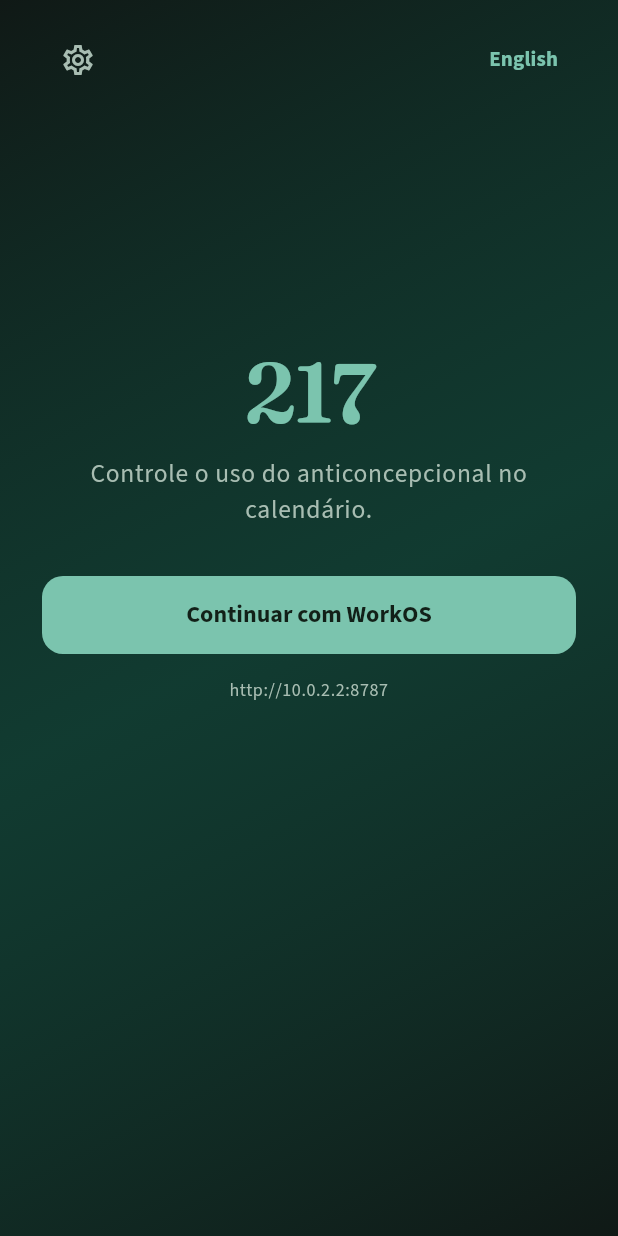
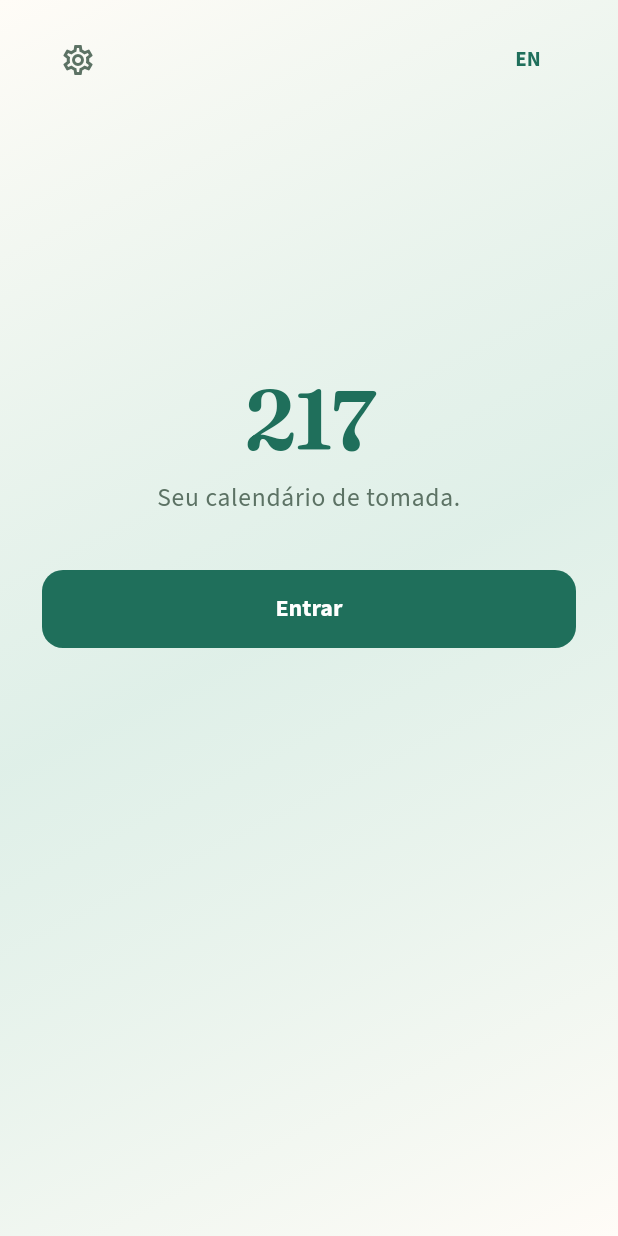
Before and after one commit to jobucaldas/217, a Flutter app: the screen it shows after launch, on a phone screen of 412 x 824 dp. Run offline on Flutter 3.47's test engine with Material 3 defaults, Android fonts, the phone set to English and light mode, and no system bars; our stand-ins replace flutter_secure_storage, google_fonts; missing offline and left inert: dart:html, flutter_web_auth_2; accounts and stored records are empty; network calls fail.

Commit message:
Clarify 217 auth and today views for glanceable UX.
Shorten labels, one primary CTA per view, drop API URL from auth,
and default to light theme so the first viewport matches the polish bar.

```diff
--- a/mobile/lib/src/app.dart
+++ b/mobile/lib/src/app.dart
@@ -25,7 +25,7 @@ class _App217State extends State<App217> {
   User? _user;
   bool _loading = true;
   bool _portuguese = true;
-  ThemeMode _themeMode = ThemeMode.dark;
+  ThemeMode _themeMode = ThemeMode.light;
 
   Strings get _strings => Strings(_portuguese);
 
--- a/mobile/lib/src/i18n.dart
+++ b/mobile/lib/src/i18n.dart
@@ -4,24 +4,22 @@ class Strings {
   final bool pt;
 
   String get brand => '217';
-  String get continueWorkOS =>
-      pt ? 'Continuar com WorkOS' : 'Continue with WorkOS';
-  String get signInSubtitle => pt
-      ? 'Controle o uso do anticoncepcional no calendário.'
-      : 'Track anticonceptional intake on the calendar.';
+  String get continueWorkOS => pt ? 'Entrar' : 'Sign in';
+  String get signInSubtitle =>
+      pt ? 'Seu calendário de tomada.' : 'Your intake calendar.';
   String get logout => pt ? 'Sair' : 'Log out';
-  String get settings => pt ? 'Configurações' : 'Settings';
+  String get settings => pt ? 'Ajustes' : 'Settings';
   String get language => pt ? 'Idioma' : 'Language';
   String get taken => pt ? 'Tomado' : 'Taken';
-  String get missed => pt ? 'Não tomado' : 'Missed';
-  String get unrecorded => pt ? 'Não registrado' : 'Not recorded';
-  String get notes => pt ? 'Notas' : 'Notes';
+  String get missed => pt ? 'Perdido' : 'Missed';
+  String get unrecorded => pt ? 'Em aberto' : 'Open';
+  String get notes => pt ? 'Nota' : 'Note';
   String get save => pt ? 'Salvar' : 'Save';
   String get cancel => pt ? 'Cancelar' : 'Cancel';
   String get back => pt ? 'Voltar' : 'Back';
   String get loading => pt ? 'Carregando…' : 'Loading…';
   String get signInError =>
-      pt ? 'Falha ao entrar. Tente novamente.' : 'Sign-in failed. Try again.';
+      pt ? 'Não deu para entrar. Tente de novo.' : 'Sign-in failed. Try again.';
   String get apiBaseUrl => pt ? 'URL da API' : 'API base URL';
   String get apiBaseHint => pt
       ? 'Emulador: http://10.0.2.2:8787 — aparelho: http://SEU_IP:8787'
@@ -31,15 +29,18 @@ class Strings {
   String get connectionFail => pt ? 'API inacessível' : 'API unreachable';
   String get darkMode => pt ? 'Tema escuro' : 'Dark theme';
   String get today => pt ? 'Hoje' : 'Today';
-  String get todayStatus => pt ? 'Status de hoje' : "Today's status";
-  String get remindersOn => pt ? 'Lembrete ativado' : 'Reminder on';
-  String get remindersOff => pt ? 'Lembrete desativado' : 'Reminder off';
-  String get reminderNotReady =>
-      pt ? 'Lembretes não configurados neste dispositivo.' : 'Reminders not configured on this device.';
-  String get legend => pt ? 'Legenda de status' : 'Status legend';
+  String get recordToday => pt ? 'Registrar hoje' : 'Record today';
+  String get updateToday => pt ? 'Atualizar hoje' : 'Update today';
+  String get todayStatus => pt ? 'Hoje' : 'Today';
+  String get remindersOn => pt ? 'Lembrete' : 'Reminder';
+  String get remindersOff => pt ? 'Sem lembrete' : 'No reminder';
+  String get reminderNotReady => pt ? 'Sem lembrete' : 'No reminder';
+  String get legend => pt ? 'Legenda' : 'Legend';
   String get legendTaken => pt ? 'Tomado' : 'Taken';
-  String get legendMissed => pt ? 'Não tomado' : 'Missed';
-  String get legendUnrecorded => pt ? 'Não registrado' : 'Not recorded';
-  String get takenLabel => pt ? '✓ Tomei' : '✓ Taken';
-  String get missedLabel => pt ? '✗ Não tomei' : '✗ Missed';
+  String get legendMissed => pt ? 'Perdido' : 'Missed';
+  String get legendUnrecorded => pt ? 'Em aberto' : 'Open';
+  String get takenLabel => pt ? 'Tomei' : 'Taken';
+  String get missedLabel => pt ? 'Perdi' : 'Missed';
+  String get pickStatus =>
+      pt ? 'Como foi a tomada?' : 'How did intake go?';
 }
--- a/mobile/lib/src/screens/auth_screen.dart
+++ b/mobile/lib/src/screens/auth_screen.dart
@@ -13,13 +13,15 @@ class AuthScreen extends StatelessWidget {
   });
 
   final Strings strings;
-  final String apiBaseUrl;
+  final String apiBaseUrl; // call-site compat; API URL lives in Settings only
   final Future<void> Function() onSignIn;
   final VoidCallback onToggleLanguage;
   final VoidCallback onOpenSettings;
 
   @override
   Widget build(BuildContext context) {
+    // ignore: unused_local_variable — reserved for future debug badge
+    final _ = apiBaseUrl;
     final scheme = Theme.of(context).colorScheme;
     final text = Theme.of(context).textTheme;
     return Scaffold(
@@ -52,7 +54,7 @@ class AuthScreen extends StatelessWidget {
                     const Spacer(),
                     TextButton(
                       onPressed: onToggleLanguage,
-                      child: Text(strings.pt ? 'English' : 'Português'),
+                      child: Text(strings.pt ? 'EN' : 'PT'),
                     ),
                   ],
                 ),
@@ -62,23 +64,18 @@ class AuthScreen extends StatelessWidget {
                   textAlign: TextAlign.center,
                   style: text.displayLarge?.copyWith(color: scheme.primary),
                 ),
-                const SizedBox(height: 14),
+                const SizedBox(height: 12),
                 Text(
                   strings.signInSubtitle,
                   textAlign: TextAlign.center,
                   style: text.bodyLarge,
                 ),
-                const SizedBox(height: 32),
+                const SizedBox(height: 36),
                 FilledButton(
                   onPressed: onSignIn,
                   child: Text(strings.continueWorkOS),
                 ),
-                const SizedBox(height: 16),
-                Text(
-                  apiBaseUrl,
-                  textAlign: TextAlign.center,
-                  style: text.bodySmall?.copyWith(color: scheme.onSurfaceVariant),
-                ),
+                // apiBaseUrl stays in Settings — not on the first viewport.
                 const Spacer(flex: 2),
               ],
             ),
```
Also changed, not shown: mobile/lib/src/screens/calendar_screen.dart (+83 -90 lines).
